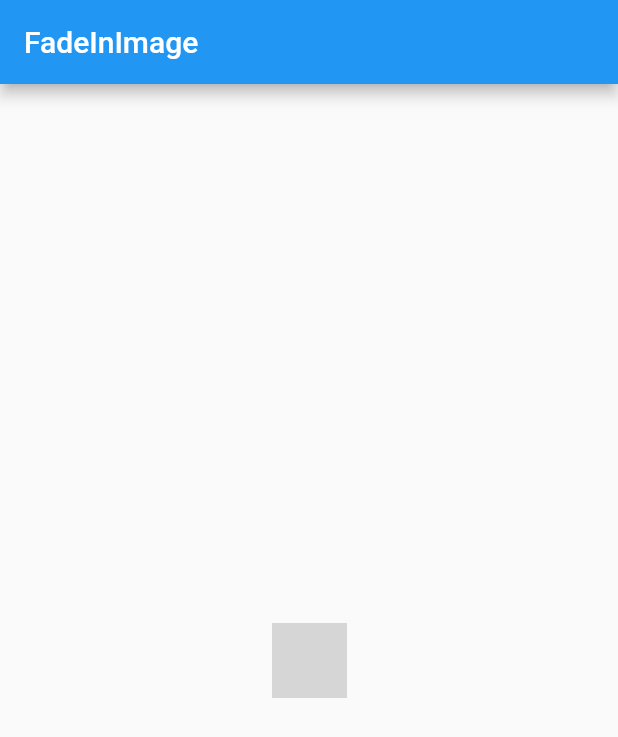
After one commit to nobushiueshi/flutter_widget_of_the_week, a Flutter app: the SamplePage013 screen opened directly, on a phone screen of 412 x 824 dp. The commit adds this screen. Shown: the top 737 px of the screen. Run offline on Flutter 3.47's test engine with Material 2 defaults, Android fonts, the phone set to English and light mode, and no system bars; network calls fail; grey boxes are pictures that could not be loaded.

Commit message:
#013 FadeInImageを追加

```diff
--- /dev/null
+++ b/lib/presentation/pages/sample010/sample010_importer.dart
@@ -0,0 +1,4 @@
+export 'package:flutter_widget_of_the_week/presentation/pages/sample010/sample_page_010.dart';
+export 'package:flutter_widget_of_the_week/presentation/pages/sample010/sample_page_011.dart';
+export 'package:flutter_widget_of_the_week/presentation/pages/sample010/sample_page_012.dart';
+export 'package:flutter_widget_of_the_week/presentation/pages/sample010/sample_page_013.dart';
--- /dev/null
+++ b/lib/presentation/pages/sample010/sample_page_013.dart
@@ -0,0 +1,26 @@
+import 'package:flutter/material.dart';
+
+class SamplePage013 extends StatelessWidget {
+  const SamplePage013({
+    Key? key,
+  }) : super(key: key);
+
+  @override
+  Widget build(BuildContext context) {
+    return Scaffold(
+      appBar: AppBar(
+        title: const Text('FadeInImage'),
+      ),
+      body: SafeArea(
+        child: Center(
+          child: FadeInImage.assetNetwork(
+            placeholder: 'assets/sample.png',
+            image:
+                'https://upload.wikimedia.org/wikipedia/commons/thumb/4/44/Google-flutter-logo.svg/440px-Google-flutter-logo.svg.png',
+            height: 50,
+          ),
+        ),
+      ),
+    );
+  }
+}
--- a/lib/presentation/pages/sample_page_list.dart
+++ b/lib/presentation/pages/sample_page_list.dart
@@ -1,16 +1,6 @@
 import 'package:flutter/material.dart';
-import 'package:flutter_widget_of_the_week/presentation/pages/sample000/sample_page_001.dart';
-import 'package:flutter_widget_of_the_week/presentation/pages/sample000/sample_page_002.dart';
-import 'package:flutter_widget_of_the_week/presentation/pages/sample000/sample_page_003.dart';
-import 'package:flutter_widget_of_the_week/presentation/pages/sample000/sample_page_004.dart';
-import 'package:flutter_widget_of_the_week/presentation/pages/sample000/sample_page_005.dart';
-import 'package:flutter_widget_of_the_week/presentation/pages/sample000/sample_page_006.dart';
-import 'package:flutter_widget_of_the_week/presentation/pages/sample000/sample_page_007.dart';
-import 'package:flutter_widget_of_the_week/presentation/pages/sample000/sample_page_008.dart';
-import 'package:flutter_widget_of_the_week/presentation/pages/sample000/sample_page_009.dart';
-import 'package:flutter_widget_of_the_week/presentation/pages/sample010/sample_page_010.dart';
-import 'package:flutter_widget_of_the_week/presentation/pages/sample010/sample_page_011.dart';
-import 'package:flutter_widget_of_the_week/presentation/pages/sample010/sample_page_012.dart';
+import 'package:flutter_widget_of_the_week/presentation/pages/sample000/sample000_importer.dart';
+import 'package:flutter_widget_of_the_week/presentation/pages/sample010/sample010_importer.dart';
 
 class SamplePageData {
   SamplePageData({
@@ -23,6 +13,7 @@ class SamplePageData {
 }
 
 final samplePageDataList = <SamplePageData>[
+  SamplePageData(name: '#13 FadeInImage', widget: const SamplePage013()),
   SamplePageData(
       name: '#12 SliverList & SliverGrid', widget: const SamplePage012()),
   SamplePageData(name: '#11 SliverAppBar', widget: const SamplePage011()),
--- a/pubspec.yaml
+++ b/pubspec.yaml
@@ -62,6 +62,8 @@ flutter:
   # assets:
   #   - images/a_dot_burr.jpeg
   #   - images/a_dot_ham.jpeg
+  assets:
+    - assets/
 
   # An image asset can refer to one or more resolution-specific "variants", see
   # https://flutter.dev/assets-and-images/#resolution-aware.
```
Also changed, not shown: lib/presentation/pages/sample000/sample000_importer.dart (added, +9 -0 lines), assets/sample.png (added), 1 other file.
